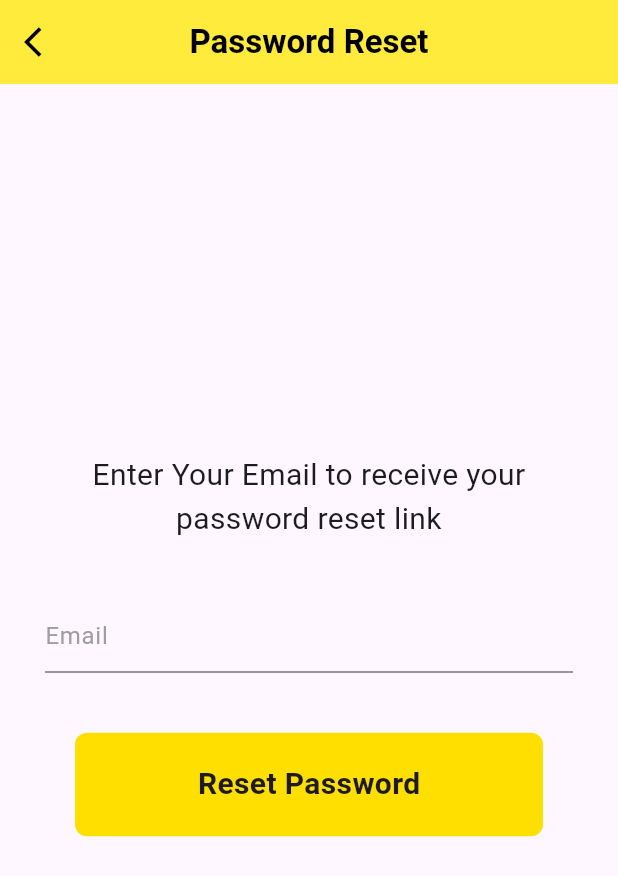
After one commit to haythamEzzahir/PFE, a Flutter app: the ForgotPasswordPage screen opened directly, on a phone screen of 412 x 824 dp. The commit adds this screen. Shown: the top 876 px of the screen. Run offline on Flutter 3.47's test engine with Material 3 defaults, Android fonts, the phone set to English and light mode, and no system bars; our stand-ins replace firebase_auth, firebase_core, google_sign_in; accounts and stored records are empty.

Commit message:
add forgotPassword option

```diff
--- /dev/null
+++ b/bus_tracker/lib/pages/forgotPasswordPage.dart
@@ -0,0 +1,124 @@
+import 'package:flutter/material.dart';
+import 'package:firebase_auth/firebase_auth.dart';
+import 'package:bus_tracker/pages/constants.dart'; // Ensure this import is correct
+ // Import MyButton
+
+class ForgotPasswordPage extends StatefulWidget {
+  const ForgotPasswordPage({super.key});
+
+  @override
+  State<ForgotPasswordPage> createState() => _ForgotPasswordPageState();
+}
+
+class _ForgotPasswordPageState extends State<ForgotPasswordPage> {
+  final _emailController = TextEditingController();
+  final _formKey = GlobalKey<FormState>();
+  bool _isLoading = false;
+  String _message = '';
+
+  @override
+  void dispose() {
+    _emailController.dispose();
+    super.dispose();
+  }
+
+  Future<void> _resetPassword() async {
+    if (_formKey.currentState!.validate()) {
+      setState(() {
+        _isLoading = true;
+        _message = '';
+      });
+
+      try {
+        await FirebaseAuth.instance.sendPasswordResetEmail(
+          email: _emailController.text.trim(),
+        );
+        setState(() {
+          _message = 'Password reset email sent. Check your inbox.';
+        });
+      } on FirebaseAuthException catch (e) {
+        String errorMessage;
+        switch (e.code) {
+          case 'user-not-found':
+            errorMessage = 'No user found with this email address.';
+            break;
+          case 'invalid-email':
+            errorMessage = 'The email address is invalid.';
+            break;
+          case 'network-request-failed':
+            errorMessage = 'A network error occurred. Please check your connection.';
+            break;
+          default:
+            errorMessage = e.message ?? 'An error occurred. Please try again.';
+        }
+        setState(() {
+          _message = errorMessage;
+        });
+      } finally {
+        setState(() {
+          _isLoading = false;
+        });
+      }
+    }
+  }
+
+  @override
+  Widget build(BuildContext context) {
+    return SafeArea(
+      child: Scaffold(
+        appBar: const CustomAppBar(
+          title: 'Password Reset',
+        ),
+        body: Padding(
+          padding: const EdgeInsets.all(30.0),
+          child: Form(
+            key: _formKey,
+            child: Column(
+              mainAxisAlignment: MainAxisAlignment.center,
+              children: [
+                const Text(
+                  'Enter Your Email to receive your password reset link',
+                  style: TextStyle(fontSize: 20),
+                  textAlign: TextAlign.center,
+                ),
+                const SizedBox(height: 40),
+                CustomTextField(
+                  labelText: 'Email',
+                  keyboardType: TextInputType.emailAddress,
+                  controller: _emailController,
+                  validator: (value) {
+                    if (value == null || value.isEmpty) {
+                      return 'Please enter your email';
+                    }
+                    if (!RegExp(r'^[\w-\.]+@([\w-]+\.)+[\w-]{2,4}$').hasMatch(value)) {
+                      return 'Please enter a valid email address';
+                    }
+                    return null;
+                  },
+                ),
+                const SizedBox(height: 40),
+                if (_isLoading)
+                  const CircularProgressIndicator()
+                else
+                  Mybutton(
+                    onTap: _resetPassword,
+                    text: "Reset Password",
+                  ),
+                const SizedBox(height: 20),
+                if (_message.isNotEmpty)
+                  Text(
+                    _message,
+                    style: TextStyle(
+                      color: _message.contains('error') ? Colors.red : Colors.green,
+                      fontSize: 16,
+                    ),
+                    textAlign: TextAlign.center,
+                  ),
+              ],
+            ),
+          ),
+        ),
+      ),
+    );
+  }
+}
```
Also changed, not shown: bus_tracker/lib/pages/login.dart (+11 -3 lines), 4 other files.
